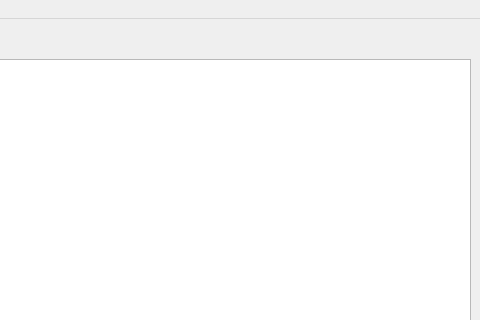
First picture: the form in ui/dictionary.ui, repository pystander/Word-Sea, before the edit; both pictures show x 320 to 800 and y 0 to 320 of the 800 by 601 pixel window.
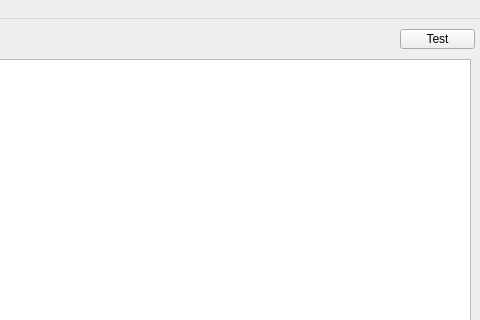
Second picture: the form after the edit.

Commit message: Add UI for view and relocate files

Patch:
```diff
--- a/ui/dictionary.ui
+++ b/ui/dictionary.ui
@@ -78,6 +78,25 @@
      <bool>true</bool>
     </property>
    </widget>
+   <widget class="QPushButton" name="test_button">
+    <property name="geometry">
+     <rect>
+      <x>720</x>
+      <y>10</y>
+      <width>75</width>
+      <height>20</height>
+     </rect>
+    </property>
+    <property name="text">
+     <string>Test</string>
+    </property>
+    <property name="autoDefault">
+     <bool>false</bool>
+    </property>
+    <property name="default">
+     <bool>false</bool>
+    </property>
+   </widget>
   </widget>
   <widget class="QMenuBar" name="menu_bar">
    <property name="geometry">
```
Left out of the diff: 13 changed lines with no effect on the pictures. The commit also changes 4 other files.
